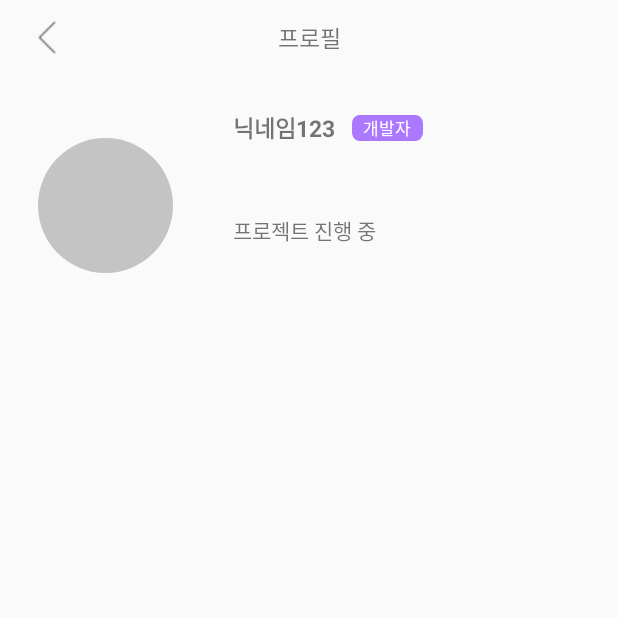
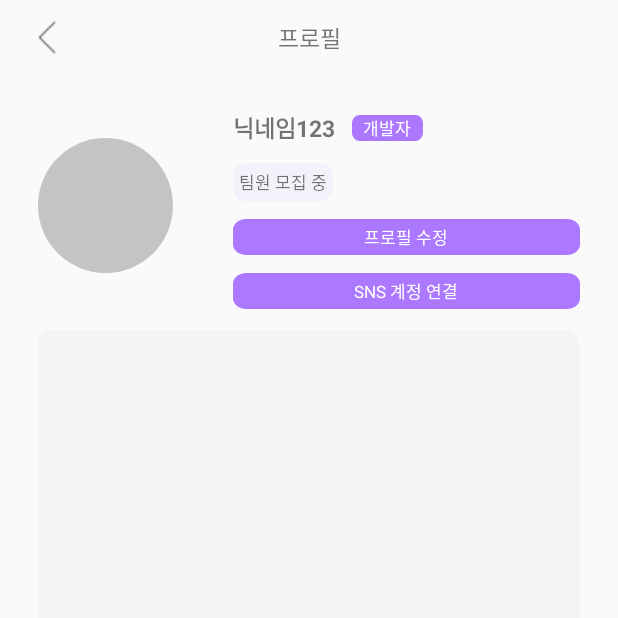
Before and after one commit to Apptive2022-1/TeamDRAW, an Android app: the fragment UserProfileFragment shown on its own in the app's theme, on a phone screen of 412 x 824 dp, the top half of it. Run offline under Robolectric (Android 15) with nearby library versions, the phone set to English and light mode, and no system bars.

Commit message:
profile 완성

```diff
--- /dev/null
+++ b/TeamDRAW/app/src/main/res/drawable/profile_intro.xml
@@ -0,0 +1,24 @@
+<?xml version="1.0" encoding="utf-8"?>
+<vector
+    xmlns:android="http://schemas.android.com/apk/res/android"
+    xmlns:aapt="http://schemas.android.com/aapt"
+    android:width="310dp"
+    android:height="200dp"
+    android:viewportWidth="310"
+    android:viewportHeight="200"
+    >
+
+    <group>
+
+        <clip-path
+            android:pathData="M7 0H303C306.866 0 310 3.13401 310 7V193C310 196.866 306.866 200 303 200H7C3.13401 200 0 196.866 0 193V7C0 3.13401 3.13401 0 7 0Z"
+            />
+
+        <path
+            android:pathData="M0 0V200H310V0"
+            android:fillColor="#F4F4F4"
+            />
+
+    </group>
+
+</vector>
--- /dev/null
+++ b/TeamDRAW/app/src/main/res/drawable/rectamgle.xml
@@ -0,0 +1,24 @@
+<?xml version="1.0" encoding="utf-8"?>
+<vector
+    xmlns:android="http://schemas.android.com/apk/res/android"
+    xmlns:aapt="http://schemas.android.com/aapt"
+    android:width="180dp"
+    android:height="24dp"
+    android:viewportWidth="180"
+    android:viewportHeight="24"
+    >
+
+    <group>
+
+        <clip-path
+            android:pathData="M7 0H173C176.866 0 180 3.13401 180 7V17C180 20.866 176.866 24 173 24H7C3.13401 24 0 20.866 0 17V7C0 3.13401 3.13401 0 7 0Z"
+            />
+
+        <path
+            android:pathData="M0 0V24H180V0"
+            android:fillColor="#AB78FF"
+            />
+
+    </group>
+
+</vector>
--- /dev/null
+++ b/TeamDRAW/app/src/main/res/drawable/wanting_profile_gray_tv.xml
@@ -0,0 +1,25 @@
+<?xml version="1.0" encoding="utf-8"?>
+<!-- drawable/rectangle_2.xml -->
+<vector
+    xmlns:android="http://schemas.android.com/apk/res/android"
+    xmlns:aapt="http://schemas.android.com/aapt"
+    android:width="47dp"
+    android:height="15dp"
+    android:viewportWidth="47"
+    android:viewportHeight="15"
+    >
+
+    <group>
+
+        <clip-path
+            android:pathData="M5 0H42C44.7614 0 47 2.23858 47 5V10C47 12.7614 44.7614 15 42 15H5C2.23858 15 0 12.7614 0 10V5C0 2.23858 2.23858 0 5 0Z"
+            />
+
+        <path
+            android:pathData="M0 0V15H47V0"
+            android:fillColor="#F5F1FA"
+            />
+
+    </group>
+
+</vector>
--- a/TeamDRAW/app/src/main/res/layout/fragment_user_profile.xml
+++ b/TeamDRAW/app/src/main/res/layout/fragment_user_profile.xml
@@ -69,20 +69,67 @@
         android:background="@drawable/wanting_profile_tv"
         android:gravity="center"
         android:text="개발자"
+        android:textColor="@color/white"
         android:textSize="11sp"
-        android:textColor="@color/white"
         app:layout_constraintBottom_toBottomOf="@+id/user_name_tv"
         app:layout_constraintStart_toEndOf="@+id/user_name_tv"
         app:layout_constraintTop_toTopOf="@+id/user_name_tv" />
 
     <TextView
+        android:id="@+id/textView13"
         android:layout_width="wrap_content"
         android:layout_height="wrap_content"
-        android:layout_marginStart="40dp"
-        android:layout_marginTop="28dp"
-        android:text="프로젝트 진행 중"
-        app:layout_constraintBottom_toBottomOf="@+id/ellipse_28"
-        app:layout_constraintStart_toEndOf="@+id/ellipse_28"
+        android:layout_marginTop="12dp"
+        android:background="@drawable/wanting_profile_gray_tv"
+        android:gravity="center"
+        android:padding="4dp"
+        android:text="팀원 모집 중"
+        android:textSize="11sp"
+        app:layout_constraintStart_toStartOf="@+id/user_name_tv"
         app:layout_constraintTop_toBottomOf="@+id/user_name_tv" />
 
+
+    <TextView
+        android:id="@+id/textView14"
+        android:layout_width="0dp"
+        android:layout_height="wrap_content"
+        android:layout_marginTop="12dp"
+        android:background="@drawable/rectamgle"
+        android:gravity="center"
+        android:text="프로필 수정"
+        android:textColor="@color/white"
+        android:textSize="11sp"
+        app:layout_constraintBottom_toBottomOf="@+id/ellipse_28"
+        app:layout_constraintEnd_toEndOf="@+id/textView11"
+        app:layout_constraintStart_toStartOf="@+id/textView13"
+        app:layout_constraintTop_toBottomOf="@+id/textView13"
+        app:layout_constraintVertical_bias="0.0" />
+
+    <TextView
+        android:id="@+id/textView12"
+        android:layout_width="0dp"
+        android:layout_height="wrap_content"
+        android:layout_marginTop="12dp"
+        android:background="@drawable/rectamgle"
+        android:gravity="center"
+        android:text="SNS 계정 연결"
+        android:textColor="@color/white"
+        android:textSize="11sp"
+        app:layout_constraintEnd_toEndOf="@+id/textView14"
+        app:layout_constraintStart_toStartOf="@+id/textView14"
+        app:layout_constraintTop_toBottomOf="@+id/textView14" />
+
+    <TextView
+        android:id="@+id/textView11"
+        android:layout_width="0dp"
+        android:layout_height="300dp"
+        android:layout_marginStart="25dp"
+        android:layout_marginTop="38dp"
+        android:layout_marginEnd="25dp"
+        android:background="@drawable/profile_intro"
+        app:layout_constraintEnd_toEndOf="parent"
+        app:layout_constraintHorizontal_bias="0.0"
+        app:layout_constraintStart_toStartOf="parent"
+        app:layout_constraintTop_toBottomOf="@+id/ellipse_28" />
+
 </androidx.constraintlayout.widget.ConstraintLayout>
```
